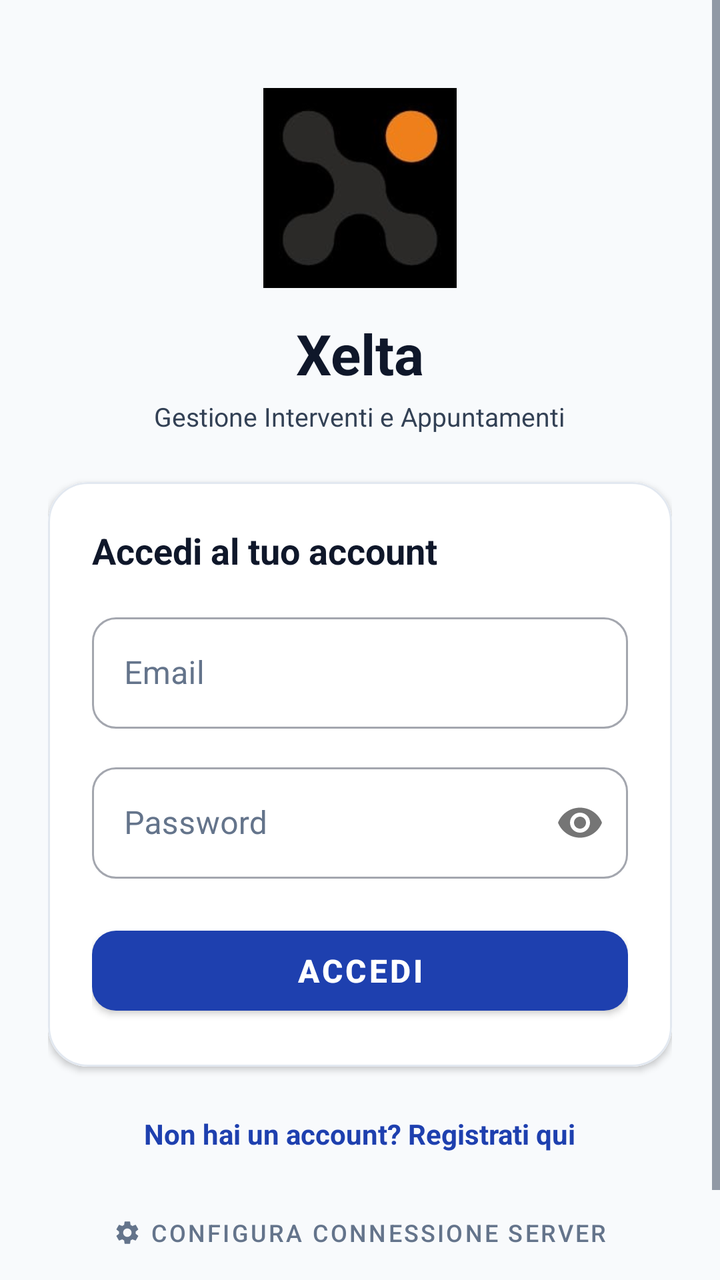
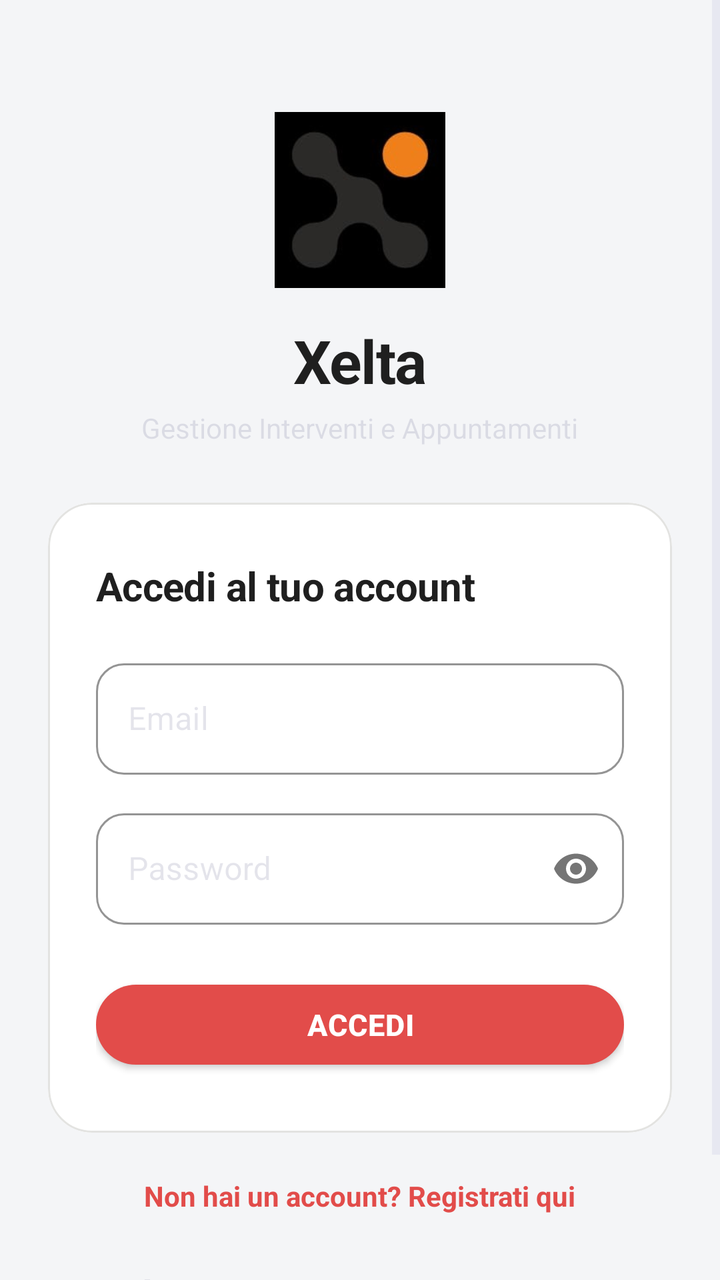

Two renders of the same Android screen: before a commit and after it. Below are the layout's source before the change and the commit's diff.
<!-- AndroidManifest.xml: application theme Theme.TechInterventionApp -->
<!-- res/layout/fragment_login.xml -->
<?xml version="1.0" encoding="utf-8"?>
<ScrollView
    xmlns:android="http://schemas.android.com/apk/res/android"
    xmlns:app="http://schemas.android.com/apk/res-auto"
    android:layout_width="match_parent"
    android:layout_height="match_parent"
    android:fillViewport="true"
    android:background="@color/background">

    <LinearLayout
        android:layout_width="match_parent"
        android:layout_height="wrap_content"
        android:orientation="vertical"
        android:gravity="center"
        android:padding="24dp">

        
        <ImageView
            android:id="@+id/iv_logo"
            android:layout_width="100dp"
            android:layout_height="100dp"
            android:src="@drawable/xelta_logo"
            android:scaleType="fitCenter"
            android:layout_marginTop="20dp" />

        <TextView
            android:id="@+id/tv_title"
            android:layout_width="wrap_content"
            android:layout_height="wrap_content"
            android:text="@string/app_name"
            android:textSize="28sp"
            android:textStyle="bold"
            android:textColor="@color/text_primary"
            android:layout_marginTop="14dp" />

        <TextView
            android:id="@+id/tv_subtitle"
            android:layout_width="wrap_content"
            android:layout_height="wrap_content"
            android:text="Gestione Interventi e Appuntamenti"
            android:textSize="13sp"
            android:textColor="@color/text_secondary"
            android:layout_marginTop="4dp" />

        
        <com.google.android.material.card.MaterialCardView
            android:layout_width="match_parent"
            android:layout_height="wrap_content"
            app:cardCornerRadius="20dp"
            app:cardElevation="2dp"
            app:strokeColor="@color/border_subtle"
            app:strokeWidth="1dp"
            android:layout_marginTop="24dp">

            <LinearLayout
                android:layout_width="match_parent"
                android:layout_height="wrap_content"
                android:orientation="vertical"
                android:background="@color/surface"
                android:padding="22dp">

                <TextView
                    android:layout_width="wrap_content"
                    android:layout_height="wrap_content"
                    android:text="Accedi al tuo account"
                    android:textSize="18sp"
                    android:textStyle="bold"
                    android:textColor="@color/text_primary"
                    android:layout_marginBottom="16dp" />

                <com.google.android.material.textfield.TextInputLayout
                    android:id="@+id/til_email"
                    style="@style/Widget.MaterialComponents.TextInputLayout.OutlinedBox"
                    android:layout_width="match_parent"
                    android:layout_height="wrap_content"
                    android:hint="Email"
                    android:textColorHint="@color/text_muted"
                    app:boxCornerRadiusTopStart="12dp"
                    app:boxCornerRadiusTopEnd="12dp"
                    app:boxCornerRadiusBottomStart="12dp"
                    app:boxCornerRadiusBottomEnd="12dp">

                    <com.google.android.material.textfield.TextInputEditText
                        android:id="@+id/et_email"
                        android:layout_width="match_parent"
                        android:layout_height="wrap_content"
                        android:textColor="@color/text_primary"
                        android:inputType="textEmailAddress"
                        android:imeOptions="actionNext" />
                </com.google.android.material.textfield.TextInputLayout>

                <com.google.android.material.textfield.TextInputLayout
                    android:id="@+id/til_password"
                    style="@style/Widget.MaterialComponents.TextInputLayout.OutlinedBox"
                    android:layout_width="match_parent"
                    android:layout_height="wrap_content"
                    android:hint="Password"
                    android:textColorHint="@color/text_muted"
                    app:passwordToggleEnabled="true"
                    app:boxCornerRadiusTopStart="12dp"
                    app:boxCornerRadiusTopEnd="12dp"
                    app:boxCornerRadiusBottomStart="12dp"
                    app:boxCornerRadiusBottomEnd="12dp"
                    android:layout_marginTop="14dp">

                    <com.google.android.material.textfield.TextInputEditText
                        android:id="@+id/et_password"
                        android:layout_width="match_parent"
                        android:layout_height="wrap_content"
                        android:textColor="@color/text_primary"
                        android:inputType="textPassword"
                        android:imeOptions="actionDone" />
                </com.google.android.material.textfield.TextInputLayout>

                <com.google.android.material.button.MaterialButton
                    android:id="@+id/btn_login"
                    android:layout_width="match_parent"
                    android:layout_height="52dp"
                    android:text="Accedi"
                    android:textSize="16sp"
                    android:textStyle="bold"
                    android:textColor="@color/white"
                    app:backgroundTint="@color/primary"
                    app:cornerRadius="12dp"
                    android:layout_marginTop="20dp" />

            </LinearLayout>
        </com.google.android.material.card.MaterialCardView>

        
        <TextView
            android:id="@+id/tv_register"
            android:layout_width="wrap_content"
            android:layout_height="wrap_content"
            android:text="Non hai un account? Registrati qui"
            android:textColor="@color/primary"
            android:textStyle="bold"
            android:textSize="14sp"
            android:padding="8dp"
            android:layout_marginTop="16dp" />

        
        <com.google.android.material.button.MaterialButton
            android:id="@+id/btn_server_config"
            style="@style/Widget.MaterialComponents.Button.TextButton"
            android:layout_width="wrap_content"
            android:layout_height="wrap_content"
            android:text="Configura Connessione Server"
            android:textColor="@color/text_muted"
            android:textSize="12sp"
            app:icon="@drawable/ic_settings_gear"
            app:iconTint="@color/text_muted"
            app:iconSize="14dp"
            android:layout_marginTop="8dp"
            android:layout_marginBottom="24dp" />

    </LinearLayout>
</ScrollView>
<!-- resources referenced by this layout -->
<resources>
  <color name="background">#F8FAFC</color>
  <color name="border_subtle">#E2E8F0</color>
  <color name="primary">#1E40AF</color>
  <color name="surface">#FFFFFF</color>
  <color name="text_muted">#64748B</color>
  <color name="text_primary">#0F172A</color>
  <color name="text_secondary">#334155</color>
  <color name="white">#FFFFFF</color>
  <string name="app_name">Xelta</string>
  <style name="Theme.TechInterventionApp" parent="Theme.MaterialComponents.Light.NoActionBar">
          
          <item name="colorPrimary">@color/primary</item>
          <item name="colorPrimaryVariant">@color/primary_variant</item>
          <item name="colorOnPrimary">@color/white</item>
          <item name="colorSecondary">@color/secondary</item>
          <item name="colorSecondaryVariant">@color/secondary_variant</item>
          <item name="colorOnSecondary">@color/white</item>
          <item name="colorError">@color/error</item>
  
          
          <item name="android:colorBackground">@color/background</item>
          <item name="colorSurface">@color/surface</item>
          <item name="colorOnSurface">@color/text_primary</item>
  
          
          <item name="android:textColor">@color/text_primary</item>
          <item name="android:textColorPrimary">@color/text_primary</item>
          <item name="android:textColorSecondary">@color/text_secondary</item>
          <item name="android:textColorHint">@color/text_muted</item>
  
          
          <item name="android:statusBarColor">@color/background</item>
          <item name="android:windowLightStatusBar">true</item>
          <item name="android:navigationBarColor">@color/surface</item>
          <item name="android:windowLightNavigationBar">true</item>
  
          
          <item name="textInputStyle">@style/Widget.App.TextInputLayout</item>
      </style>
  <color name="primary_variant">#172554</color>
  <color name="secondary">#D97706</color>
  <color name="secondary_variant">#B45309</color>
  <color name="error">#DC2626</color>
  <style name="Widget.App.TextInputLayout" parent="Widget.MaterialComponents.TextInputLayout.OutlinedBox">
          <item name="boxStrokeColor">@color/primary</item>
          <item name="boxStrokeWidth">1.5dp</item>
          <item name="boxCornerRadiusTopStart">12dp</item>
          <item name="boxCornerRadiusTopEnd">12dp</item>
          <item name="boxCornerRadiusBottomStart">12dp</item>
          <item name="boxCornerRadiusBottomEnd">12dp</item>
          <item name="hintTextColor">@color/primary</item>
          <item name="android:textColorHint">@color/text_muted</item>
      </style>
  <!-- unchanged entries left out for length: 2 -->
</resources>

<!-- the commit's change to res/layout/fragment_login.xml (unified diff, before → after) -->
@@ -11,63 +11,71 @@
         android:layout_width="match_parent"
         android:layout_height="wrap_content"
         android:orientation="vertical"
-        android:gravity="center"
-        android:padding="24dp">
+        android:gravity="center_horizontal"
+        android:paddingHorizontal="24dp"
+        android:paddingTop="48dp"
+        android:paddingBottom="32dp">
 
         
         <ImageView
             android:id="@+id/iv_logo"
-            android:layout_width="100dp"
-            android:layout_height="100dp"
+            android:layout_width="88dp"
+            android:layout_height="88dp"
             android:src="@drawable/xelta_logo"
             android:scaleType="fitCenter"
-            android:layout_marginTop="20dp" />
+            android:layout_marginTop="8dp" />
 
+        
         <TextView
             android:id="@+id/tv_title"
             android:layout_width="wrap_content"
             android:layout_height="wrap_content"
             android:text="@string/app_name"
-            android:textSize="28sp"
+            android:textSize="30sp"
             android:textStyle="bold"
             android:textColor="@color/text_primary"
-            android:layout_marginTop="14dp" />
+            android:letterSpacing="-0.02"
+            android:layout_marginTop="16dp" />
 
+        
         <TextView
             android:id="@+id/tv_subtitle"
             android:layout_width="wrap_content"
             android:layout_height="wrap_content"
             android:text="Gestione Interventi e Appuntamenti"
-            android:textSize="13sp"
-            android:textColor="@color/text_secondary"
+            android:textSize="14sp"
+            android:textColor="@color/text_muted"
             android:layout_marginTop="4dp" />
 
         
         <com.google.android.material.card.MaterialCardView
             android:layout_width="match_parent"
             android:layout_height="wrap_content"
-            app:cardCornerRadius="20dp"
-            app:cardElevation="2dp"
+            app:cardCornerRadius="22dp"
+            app:cardElevation="0dp"
             app:strokeColor="@color/border_subtle"
             app:strokeWidth="1dp"
-            android:layout_marginTop="24dp">
+            android:layout_marginTop="28dp">
 
             <LinearLayout
                 android:layout_width="match_parent"
                 android:layout_height="wrap_content"
                 android:orientation="vertical"
                 android:background="@color/surface"
-                android:padding="22dp">
+                android:paddingHorizontal="24dp"
+                android:paddingVertical="28dp">
 
                 <TextView
                     android:layout_width="wrap_content"
                     android:layout_height="wrap_content"
                     android:text="Accedi al tuo account"
-                    android:textSize="18sp"
+                    android:textSize="20sp"
                     android:textStyle="bold"
                     android:textColor="@color/text_primary"
-                    android:layout_marginBottom="16dp" />
+                    android:letterSpacing="-0.01"
+                    android:layout_marginBottom="20dp" />
 
+                
                 <com.google.android.material.textfield.TextInputLayout
                     android:id="@+id/til_email"
                     style="@style/Widget.MaterialComponents.TextInputLayout.OutlinedBox"
@@ -75,10 +83,15 @@
                     android:layout_height="wrap_content"
                     android:hint="Email"
                     android:textColorHint="@color/text_muted"
-                    app:boxCornerRadiusTopStart="12dp"
-                    app:boxCornerRadiusTopEnd="12dp"
-                    app:boxCornerRadiusBottomStart="12dp"
-                    app:boxCornerRadiusBottomEnd="12dp">
+                    app:boxStrokeColor="@color/primary"
+                    app:boxStrokeWidth="1dp"
+                    app:boxStrokeWidthFocused="2dp"
+                    app:boxCornerRadiusTopStart="14dp"
+                    app:boxCornerRadiusTopEnd="14dp"
+                    app:boxCornerRadiusBottomStart="14dp"
+                    app:boxCornerRadiusBottomEnd="14dp"
+                    app:hintTextColor="@color/primary"
+                    app:boxBackgroundColor="@color/surface">
 
                     <com.google.android.material.textfield.TextInputEditText
                         android:id="@+id/et_email"
@@ -89,6 +102,7 @@
                         android:imeOptions="actionNext" />
                 </com.google.android.material.textfield.TextInputLayout>
 
+                
                 <com.google.android.material.textfield.TextInputLayout
                     android:id="@+id/til_password"
                     style="@style/Widget.MaterialComponents.TextInputLayout.OutlinedBox"
@@ -97,10 +111,15 @@
                     android:hint="Password"
                     android:textColorHint="@color/text_muted"
                     app:passwordToggleEnabled="true"
-                    app:boxCornerRadiusTopStart="12dp"
-                    app:boxCornerRadiusTopEnd="12dp"
-                    app:boxCornerRadiusBottomStart="12dp"
-                    app:boxCornerRadiusBottomEnd="12dp"
+                    app:boxStrokeColor="@color/primary"
+                    app:boxStrokeWidth="1dp"
+                    app:boxStrokeWidthFocused="2dp"
+                    app:boxCornerRadiusTopStart="14dp"
+                    app:boxCornerRadiusTopEnd="14dp"
+                    app:boxCornerRadiusBottomStart="14dp"
+                    app:boxCornerRadiusBottomEnd="14dp"
+                    app:hintTextColor="@color/primary"
+                    app:boxBackgroundColor="@color/surface"
                     android:layout_marginTop="14dp">
 
                     <com.google.android.material.textfield.TextInputEditText
@@ -112,17 +131,19 @@
                         android:imeOptions="actionDone" />
                 </com.google.android.material.textfield.TextInputLayout>
 
+                
                 <com.google.android.material.button.MaterialButton
                     android:id="@+id/btn_login"
                     android:layout_width="match_parent"
                     android:layout_height="52dp"
                     android:text="Accedi"
-                    android:textSize="16sp"
+                    android:textSize="15sp"
                     android:textStyle="bold"
                     android:textColor="@color/white"
+                    android:letterSpacing="0.02"
                     app:backgroundTint="@color/primary"
-                    app:cornerRadius="12dp"
-                    android:layout_marginTop="20dp" />
+                    app:cornerRadius="999dp"
+                    android:layout_marginTop="24dp" />
 
             </LinearLayout>
         </com.google.android.material.card.MaterialCardView>
@@ -136,8 +157,8 @@
             android:textColor="@color/primary"
             android:textStyle="bold"
             android:textSize="14sp"
-            android:padding="8dp"
-            android:layout_marginTop="16dp" />
+            android:padding="10dp"
+            android:layout_marginTop="12dp" />
 
         
         <com.google.android.material.button.MaterialButton
@@ -148,11 +169,13 @@
             android:text="Configura Connessione Server"
             android:textColor="@color/text_muted"
             android:textSize="12sp"
+            android:letterSpacing="0.03"
+            android:textAllCaps="true"
             app:icon="@drawable/ic_settings_gear"
             app:iconTint="@color/text_muted"
             app:iconSize="14dp"
-            android:layout_marginTop="8dp"
-            android:layout_marginBottom="24dp" />
+            android:layout_marginTop="4dp"
+            android:layout_marginBottom="8dp" />
 
     </LinearLayout>
 </ScrollView>
<!-- resource entries referenced after the edit -->
@@ -1,12 +1,12 @@
 <!-- resources referenced by this layout -->
 <resources>
-  <color name="background">#F8FAFC</color>
-  <color name="border_subtle">#E2E8F0</color>
-  <color name="primary">#1E40AF</color>
+  <color name="background">#F4F5F7</color>
+  <color name="border_subtle">#1F1F1F0D</color>
+  <color name="primary">#E24C4A</color>
   <color name="surface">#FFFFFF</color>
-  <color name="text_muted">#64748B</color>
-  <color name="text_primary">#0F172A</color>
-  <color name="text_secondary">#334155</color>
+  <color name="text_muted">#1F1F1F59</color>
+  <color name="text_primary">#1F1F1F</color>
+  <color name="text_secondary">#1F1F1F8C</color>
   <color name="white">#FFFFFF</color>
   <string name="app_name">Xelta</string>
   <style name="Theme.TechInterventionApp" parent="Theme.MaterialComponents.Light.NoActionBar">
@@ -14,8 +14,8 @@
           <item name="colorPrimary">@color/primary</item>
           <item name="colorPrimaryVariant">@color/primary_variant</item>
           <item name="colorOnPrimary">@color/white</item>
-          <item name="colorSecondary">@color/secondary</item>
-          <item name="colorSecondaryVariant">@color/secondary_variant</item>
+          <item name="colorSecondary">@color/primary</item>
+          <item name="colorSecondaryVariant">@color/primary_variant</item>
           <item name="colorOnSecondary">@color/white</item>
           <item name="colorError">@color/error</item>
   
@@ -38,20 +38,41 @@
   
           
           <item name="textInputStyle">@style/Widget.App.TextInputLayout</item>
+  
+          
+          <item name="bottomNavigationStyle">@style/Widget.App.BottomNav</item>
+  
+          
+          <item name="shapeAppearanceMediumComponent">@style/ShapeAppearance.App.MediumCard</item>
+          <item name="shapeAppearanceLargeComponent">@style/ShapeAppearance.App.LargeCard</item>
       </style>
-  <color name="primary_variant">#172554</color>
-  <color name="secondary">#D97706</color>
-  <color name="secondary_variant">#B45309</color>
-  <color name="error">#DC2626</color>
+  <color name="primary_variant">#C93B39</color>
+  <color name="error">#E24C4A</color>
   <style name="Widget.App.TextInputLayout" parent="Widget.MaterialComponents.TextInputLayout.OutlinedBox">
           <item name="boxStrokeColor">@color/primary</item>
           <item name="boxStrokeWidth">1.5dp</item>
-          <item name="boxCornerRadiusTopStart">12dp</item>
-          <item name="boxCornerRadiusTopEnd">12dp</item>
-          <item name="boxCornerRadiusBottomStart">12dp</item>
-          <item name="boxCornerRadiusBottomEnd">12dp</item>
+          <item name="boxStrokeWidthFocused">2dp</item>
+          <item name="boxCornerRadiusTopStart">14dp</item>
+          <item name="boxCornerRadiusTopEnd">14dp</item>
+          <item name="boxCornerRadiusBottomStart">14dp</item>
+          <item name="boxCornerRadiusBottomEnd">14dp</item>
           <item name="hintTextColor">@color/primary</item>
           <item name="android:textColorHint">@color/text_muted</item>
+          <item name="boxBackgroundColor">@color/surface</item>
+      </style>
+  <style name="Widget.App.BottomNav" parent="Widget.MaterialComponents.BottomNavigationView">
+          <item name="itemIconTint">@color/bottom_nav_colors</item>
+          <item name="itemTextColor">@color/bottom_nav_colors</item>
+          <item name="labelVisibilityMode">labeled</item>
+          <item name="itemBackground">@null</item>
+          <item name="android:background">@color/surface</item>
+          <item name="elevation">8dp</item>
+      </style>
+  <style name="ShapeAppearance.App.MediumCard" parent="ShapeAppearance.MaterialComponents.MediumComponent">
+          <item name="cornerSize">18dp</item>
+      </style>
+  <style name="ShapeAppearance.App.LargeCard" parent="ShapeAppearance.MaterialComponents.LargeComponent">
+          <item name="cornerSize">22dp</item>
       </style>
   <!-- unchanged entries left out for length: 2 -->
 </resources>
